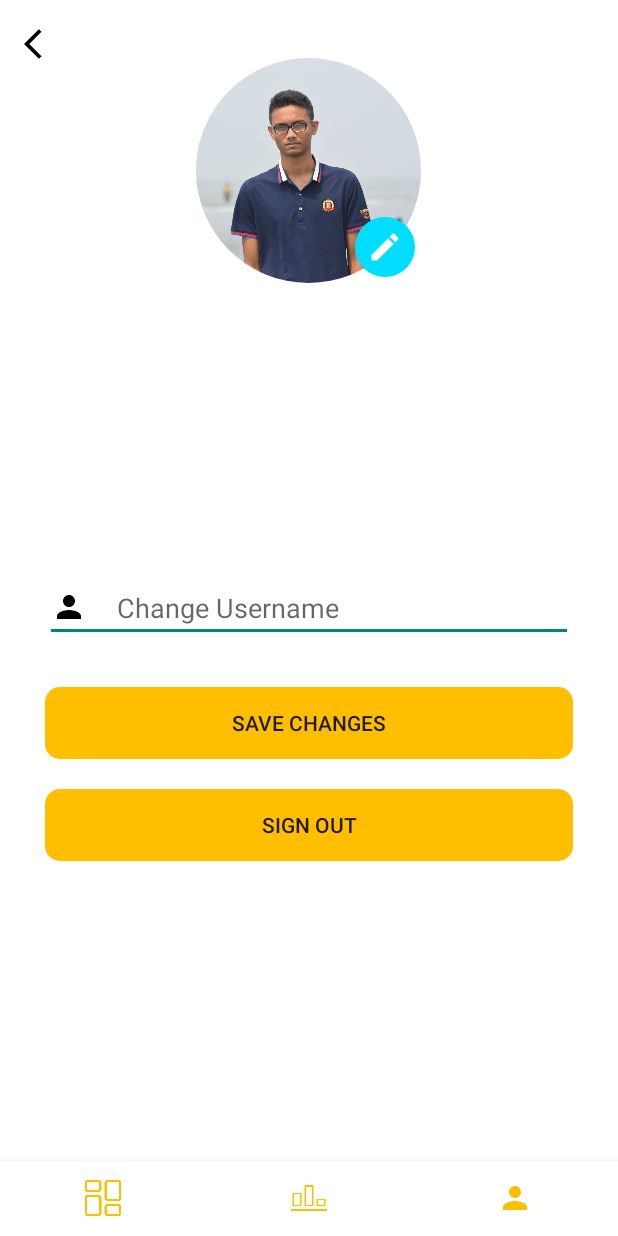
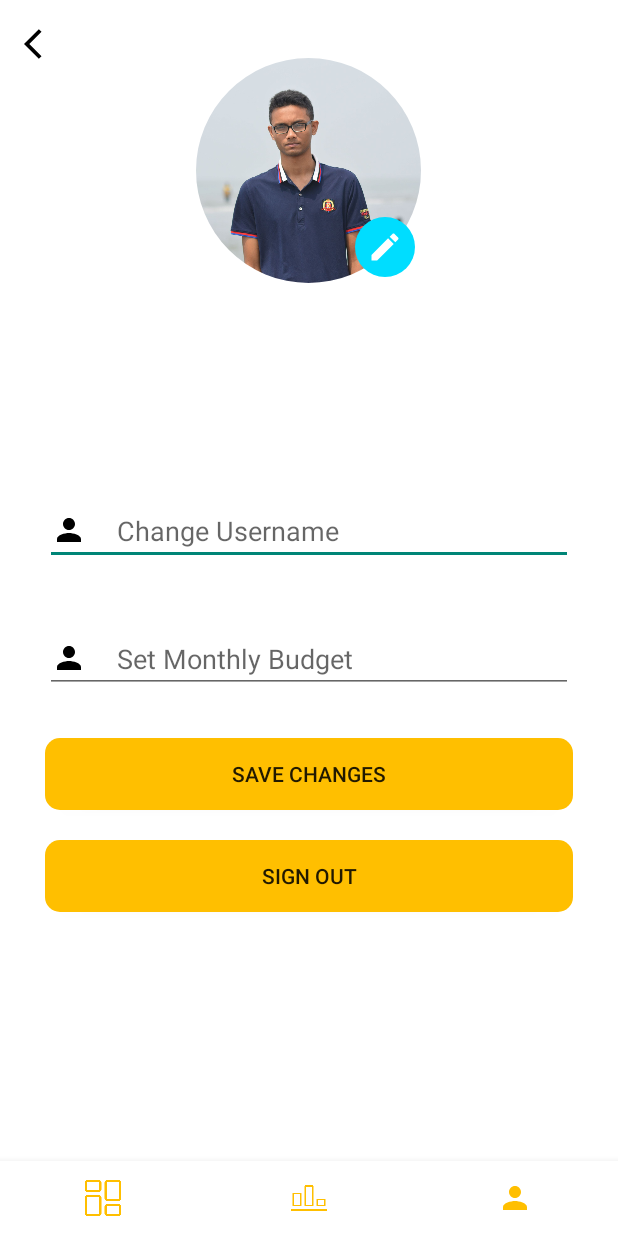
Before and after one commit to AudwitNafi/FinTracker, an Android app: the ProfileActivity screen opened directly, with no data from a screen before it, on a phone screen of 412 x 824 dp. Run offline under Robolectric (Android 15) with nearby library versions, the phone set to English and light mode, and no system bars; our stand-ins replace Firebase (no records; nobody signed in at launch, a user with empty details on screens opened directly); Roboto replaces fonts that are not available here; 2 statements that could not run were skipped.

Commit message:
add budget

```diff
--- a/app/src/main/java/com/example/myapplication/acitivities/HomePage.kt
+++ b/app/src/main/java/com/example/myapplication/acitivities/HomePage.kt
@@ -114,7 +114,9 @@ class HomePage : AppCompatActivity() {
     fun setUserData(user: User) {
         mUserName = user.name
         val tvName: TextView = findViewById(R.id.tv_username)
+        val tvBudget: TextView = findViewById(R.id.tv_budget)
         tvName.text = "Welcome back, ${user.name}"
+        tvBudget.text = "$"+ "${user.budget}"
     }
 
 
--- a/app/src/main/java/com/example/myapplication/acitivities/ProfileActivity.kt
+++ b/app/src/main/java/com/example/myapplication/acitivities/ProfileActivity.kt
@@ -67,9 +67,11 @@ class ProfileActivity : AppCompatActivity() {
     fun updateUserData()
     {
         val etName: EditText = findViewById(R.id.et_change_name)
-//        val userHashMap = HashMap<String, Any>()
+        val etBudget: EditText = findViewById(R.id.et_set_budget)
+
         if(etName.text.toString() != mUser.name)
             FirestoreClass().updateUserName(this, etName.text.toString())
+        FirestoreClass().updateBudget(this, etBudget.text.toString())
         finish()
     }
     fun setUserData(user: User){
--- a/app/src/main/java/com/example/myapplication/models/User.kt
+++ b/app/src/main/java/com/example/myapplication/models/User.kt
@@ -8,7 +8,7 @@ data class User (
     val name: String = "",
     val email: String = "",
     val image: String = "",
-    val token: String = ""
+    val budget: String = ""
 ): Parcelable {
     constructor(parcel: Parcel) : this(
         parcel.readString()!!,
@@ -26,7 +26,7 @@ data class User (
         writeString(name)
         writeString(email)
         writeString(image)
-        writeString(token)
+        writeString(budget)
     }
 
     companion object CREATOR : Parcelable.Creator<User> {
--- a/app/src/main/res/layout/activity_home_page.xml
+++ b/app/src/main/res/layout/activity_home_page.xml
@@ -141,12 +141,12 @@
                 app:layout_constraintVertical_bias="0.9" />
 
             <TextView
-                android:id="@+id/textView14"
+                android:id="@+id/tv_budget"
                 android:layout_width="wrap_content"
                 android:layout_height="wrap_content"
                 android:background="@drawable/underline_text"
                 android:fontFamily="@font/inter"
-                android:text="$500"
+                android:text="$"
                 android:textColor="@color/home_page_text_primary"
                 android:textSize="13sp"
                 app:layout_constraintBottom_toBottomOf="parent"
--- a/app/src/main/res/layout/activity_profile.xml
+++ b/app/src/main/res/layout/activity_profile.xml
@@ -85,6 +85,14 @@
             android:drawableStart="@drawable/baseline_person_24"
             android:drawablePadding="20dp"
             android:hint="Change Username" />
+        <EditText
+            android:id="@+id/et_set_budget"
+            android:layout_width="match_parent"
+            android:layout_height="wrap_content"
+            android:layout_marginVertical="20dp"
+            android:drawableStart="@drawable/baseline_person_24"
+            android:drawablePadding="20dp"
+            android:hint="Set Monthly Budget" />
 
         <androidx.appcompat.widget.AppCompatButton
             android:id="@+id/save_changes_btn"
```
Also changed, not shown: app/src/main/java/com/example/myapplication/firebase/FirestoreClass.kt (+8 -0 lines).
